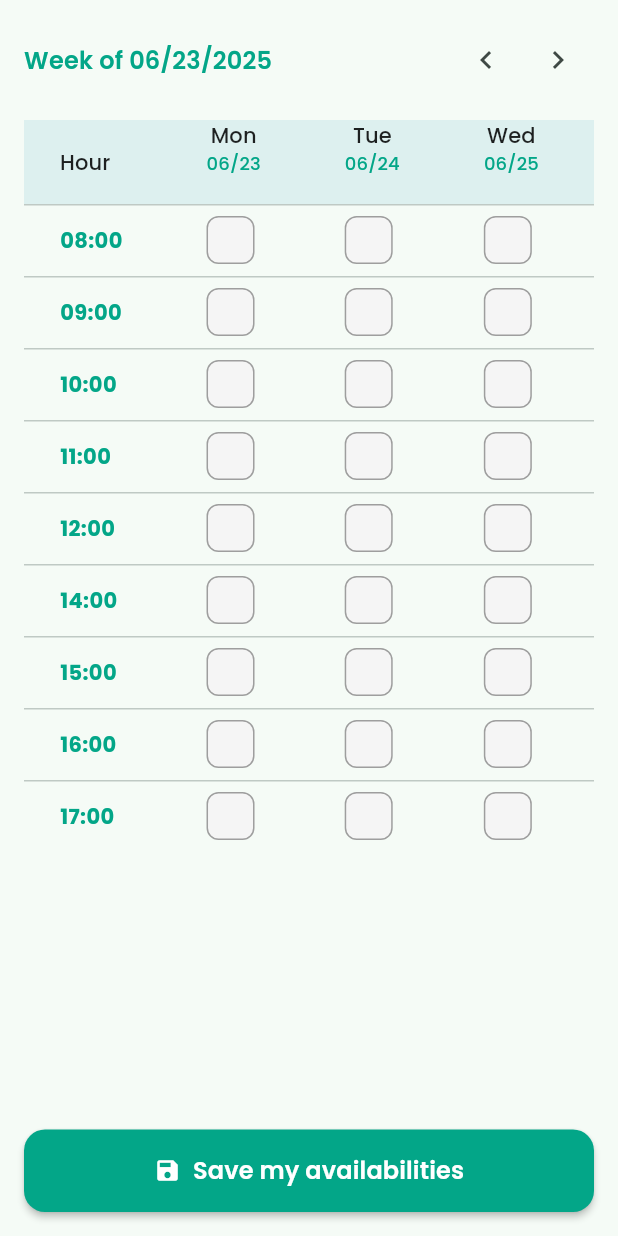
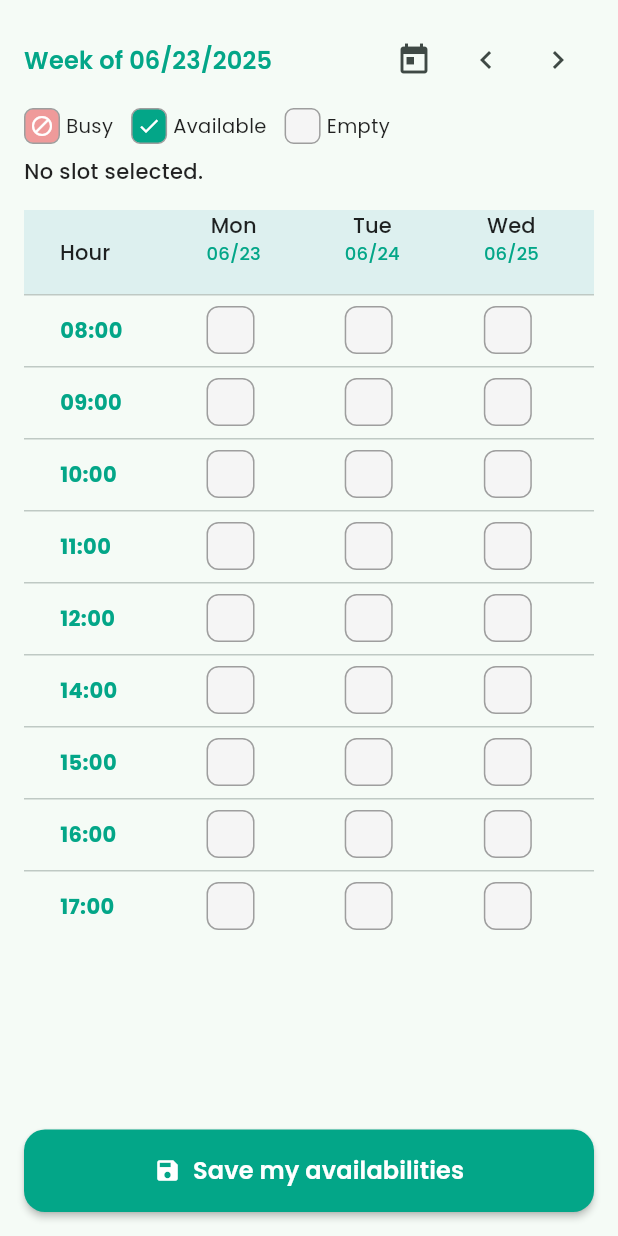
Before and after one commit to Dayende-ib/clinic-appointment-scheduler, a Flutter app: the AvailabilityScreen screen opened directly, on a phone screen of 412 x 824 dp. Run offline on Flutter 3.47's test engine with Material 3 defaults, Android fonts, the phone set to English and light mode, and no system bars; our stand-ins replace google_fonts.

Commit message:
Refactor l'écran de disponibilité pour améliorer la gestion des créneaux horaires et ajouter des fonctionnalités de résumé. Mise à jour des formats de date et ajout d'une légende pour les créneaux. Amélioration de l'interface utilisateur dans l'écran d'accueil du médecin avec un nouvel AppBar et des statistiques.

```diff
--- a/mobile/lib/screens/doctor/availability_screen.dart
+++ b/mobile/lib/screens/doctor/availability_screen.dart
@@ -1,5 +1,6 @@
 import 'package:flutter/material.dart';
 import 'package:intl/intl.dart';
+
 import '../../app_strings.dart';
 import '../../app_colors.dart';
 
@@ -11,6 +12,11 @@ class AvailabilityScreen extends StatefulWidget {
 }
 
 class _AvailabilityScreenState extends State<AvailabilityScreen> {
+  // Utiliser des formateurs de date statiques pour la performance.
+  static final _dbDateFormat = DateFormat('yyyy-MM-dd');
+  static final _displayDateFormat = DateFormat('MM/dd');
+  static final _headerDateFormat = DateFormat('MM/dd/yyyy');
+
   // Simule les créneaux disponibles et occupés pour la semaine
   // Pour la traduction, on utilise AppStrings
   // Only English
@@ -38,7 +44,7 @@ class _AvailabilityScreenState extends State<AvailabilityScreen> {
   Map<String, Set<String>> availableSlots = {};
   Map<String, Set<String>> busySlots = {
     // Exemples de créneaux déjà pris
-    DateFormat('yyyy-MM-dd').format(DateTime.now()): {'09:00', '15:00'},
+    _dbDateFormat.format(DateTime.now()): {'09:00', '15:00'},
   };
 
   DateTime selectedWeekStart = DateTime.now();
@@ -46,17 +52,22 @@ class _AvailabilityScreenState extends State<AvailabilityScreen> {
   @override
   void initState() {
     super.initState();
-    // Aligne le début de semaine sur lundi
+    _resetToCurrentWeek();
+  }
+
+  void _resetToCurrentWeek() {
+    // Aligne le début de semaine sur Lundi (weekday 1)
     selectedWeekStart = DateTime.now().subtract(
       Duration(days: DateTime.now().weekday - 1),
     );
   }
 
   void toggleSlot(DateTime day, String hour) {
-    final dateStr = DateFormat('yyyy-MM-dd').format(day);
+    final dateStr = _dbDateFormat.format(day);
     setState(() {
-      if (busySlots[dateStr]?.contains(hour) ?? false)
+      if (busySlots[dateStr]?.contains(hour) ?? false) {
         return; // Ne pas modifier les créneaux occupés
+      }
       availableSlots.putIfAbsent(dateStr, () => <String>{});
       if (availableSlots[dateStr]!.contains(hour)) {
         availableSlots[dateStr]!.remove(hour);
@@ -67,16 +78,18 @@ class _AvailabilityScreenState extends State<AvailabilityScreen> {
   }
 
   void toggleDay(DateTime day) {
-    final dateStr = DateFormat('yyyy-MM-dd').format(day);
+    final dateStr = _dbDateFormat.format(day);
     setState(() {
       availableSlots.putIfAbsent(dateStr, () => <String>{});
-      bool allSelected = timeSlots.every(
-        (hour) =>
-            (busySlots[dateStr]?.contains(hour) ?? false) ||
-            availableSlots[dateStr]!.contains(hour),
+      // Vérifie si tous les créneaux *modifiables* sont déjà sélectionnés
+      final modifiableSlots = timeSlots.where(
+        (h) => !(busySlots[dateStr]?.contains(h) ?? false),
       );
-      for (final hour in timeSlots) {
-        if (busySlots[dateStr]?.contains(hour) ?? false) continue;
+      final allSelected = modifiableSlots.every(
+        (h) => availableSlots[dateStr]!.contains(h),
+      );
+
+      for (final hour in modifiableSlots) {
         if (allSelected) {
           availableSlots[dateStr]!.remove(hour);
         } else {
@@ -88,32 +101,65 @@ class _AvailabilityScreenState extends State<AvailabilityScreen> {
 
   void toggleHour(String hour) {
     setState(() {
-      bool allSelected = true;
+      // Détermine si l'action sera de tout sélectionner ou désélectionner.
+      // Si au moins un créneau modifiable pour cette heure n'est pas sélectionné, on sélectionne tout.
+      final shouldSelectAll = List.generate(7, (i) {
+        final day = selectedWeekStart.add(Duration(days: i));
+        final dateStr = _dbDateFormat.format(day);
+        final isBusy = busySlots[dateStr]?.contains(hour) ?? false;
+        final isAvailable = availableSlots[dateStr]?.contains(hour) ?? false;
+        return !isBusy && !isAvailable;
+      }).any((e) => e);
+
       for (int i = 0; i < 7; i++) {
         final day = selectedWeekStart.add(Duration(days: i));
-        final dateStr = DateFormat('yyyy-MM-dd').format(day);
-        if (!(busySlots[dateStr]?.contains(hour) ?? false) &&
-            !(availableSlots[dateStr]?.contains(hour) ?? false)) {
-          allSelected = false;
-          break;
-        }
-      }
-      for (int i = 0; i < 7; i++) {
-        final day = selectedWeekStart.add(Duration(days: i));
-        final dateStr = DateFormat('yyyy-MM-dd').format(day);
+        final dateStr = _dbDateFormat.format(day);
         availableSlots.putIfAbsent(dateStr, () => <String>{});
         if (busySlots[dateStr]?.contains(hour) ?? false) continue;
-        if (allSelected) {
+        if (shouldSelectAll) {
+          availableSlots[dateStr]!.add(hour);
+        } else {
           availableSlots[dateStr]!.remove(hour);
-        } else {
-          availableSlots[dateStr]!.add(hour);
         }
       }
     });
   }
 
-  void saveSlots() {
-    // Here, you could send the slots to the backend
+  // Helper to get a readable summary of selected slots
+  String getSelectedSlotsSummary() {
+    int total = 0;
+    availableSlots.forEach((_, slots) => total += slots.length);
+    return total == 0 ? 'No slot selected.' : 'Selected slots: $total';
+  }
+
+  Widget _legendBox({Color? color, IconData? icon, required String label}) {
+    return Row(
+      children: [
+        Container(
+          width: 24,
+          height: 24,
+          decoration: BoxDecoration(
+            color: color,
+            border: Border.all(color: Colors.grey),
+            borderRadius: BorderRadius.circular(6),
+          ),
+          child:
+              icon != null ? Icon(icon, size: 16, color: Colors.white) : null,
+        ),
+        const SizedBox(width: 4),
+        Text(label, style: const TextStyle(fontSize: 13)),
+      ],
+    );
+  }
+
+  Future<void> saveSlots() async {
+    showDialog(
+      context: context,
+      barrierDismissible: false,
+      builder: (context) => const Center(child: CircularProgressIndicator()),
+    );
+    await Future.delayed(const Duration(seconds: 1));
+    Navigator.of(context).pop();
     ScaffoldMessenger.of(
       context,
     ).showSnackBar(SnackBar(content: Text(AppStrings.enAvailabilitiesSaved)));
@@ -131,13 +177,20 @@ class _AvailabilityScreenState extends State<AvailabilityScreen> {
               mainAxisAlignment: MainAxisAlignment.spaceBetween,
               children: [
                 Text(
-                  '${AppStrings.enWeekOf} ${DateFormat('MM/dd/yyyy').format(selectedWeekStart)}',
+                  '${AppStrings.enWeekOf} ${_headerDateFormat.format(selectedWeekStart)}',
                   style: Theme.of(
                     context,
                   ).textTheme.titleMedium?.copyWith(color: AppColors.primary),
                 ),
                 Row(
                   children: [
+                    IconButton(
+                      icon: const Icon(Icons.today),
+                      tooltip: 'Go to current week',
+                      onPressed: () {
+                        setState(_resetToCurrentWeek);
+                      },
+                    ),
                     IconButton(
                       icon: const Icon(Icons.chevron_left),
                       onPressed: () {
@@ -161,6 +214,30 @@ class _AvailabilityScreenState extends State<AvailabilityScreen> {
                   ],
                 ),
               ],
+            ),
+            const SizedBox(height: 8),
+            // Legend
+            Row(
+              children: [
+                _legendBox(
+                  color: Colors.red[200],
+                  icon: Icons.block,
+                  label: 'Busy',
+                ),
+                const SizedBox(width: 12),
+                _legendBox(
+                  color: AppColors.primary,
+                  icon: Icons.check,
+                  label: 'Available',
+                ),
+                const SizedBox(width: 12),
+                _legendBox(color: Colors.grey[100], icon: null, label: 'Empty'),
+              ],
+            ),
+            const SizedBox(height: 8),
+            Text(
+              getSelectedSlotsSummary(),
+              style: const TextStyle(fontWeight: FontWeight.w500),
             ),
             const SizedBox(height: 16),
             Expanded(
@@ -186,7 +263,7 @@ class _AvailabilityScreenState extends State<AvailabilityScreen> {
                             children: [
                               Text(weekDays[i], textAlign: TextAlign.center),
                               Text(
-                                DateFormat('MM/dd').format(day),
+                                _displayDateFormat.format(day),
                                 textAlign: TextAlign.center,
                                 style: const TextStyle(
                                   fontSize: 12,
@@ -228,46 +305,10 @@ class _AvailabilityScreenState extends State<AvailabilityScreen> {
                                   availableSlots[dateStr]?.contains(hour) ??
                                   false;
                               return DataCell(
-                                GestureDetector(
-                                  onTap:
-                                      isBusy
-                                          ? null
-                                          : () => toggleSlot(day, hour),
-                                  child: Container(
-                                    width: 32,
-                                    height: 32,
-                                    decoration: BoxDecoration(
-                                      color:
-                                          isBusy
-                                              ? Colors.red[200]
-                                              : isAvailable
-                                              ? AppColors.primary
-                                              : Colors.grey[100],
-                                      border: Border.all(
-                                        color:
-                                            isBusy
-                                                ? Colors.red
-                                                : isAvailable
-                                                ? AppColors.primary
-                                                : Colors.grey,
-                                      ),
-                                      borderRadius: BorderRadius.circular(8),
-                                    ),
-                                    child:
-                                        isBusy
-                                            ? const Icon(
-                                              Icons.block,
-                                              color: Colors.red,
-                                              size: 18,
-                                            )
-                                            : isAvailable
-                                            ? const Icon(
-                                              Icons.check,
-                                              color: Colors.white,
-                                              size: 18,
-                                            )
-                                            : null,
-                                  ),
+                                _SlotCell(
+                                  isBusy: isBusy,
+                                  isAvailable: isAvailable,
+                                  onTap: () => toggleSlot(day, hour),
                                 ),
                               );
                             }),
@@ -285,6 +326,8 @@ class _AvailabilityScreenState extends State<AvailabilityScreen> {
                 label: Text(AppStrings.enSaveAvailabilities),
                 style: ElevatedButton.styleFrom(
                   backgroundColor: AppColors.primary,
+                  foregroundColor:
+                      Colors.white, // Texte en blanc pour contraste
                 ),
                 onPressed: saveSlots,
               ),
@@ -295,3 +338,52 @@ class _AvailabilityScreenState extends State<AvailabilityScreen> {
     );
   }
 }
+
+/// Widget représentant une seule cellule de créneau horaire.
+/// Le sortir du `build` principal améliore la lisibilité et la réutilisabilité.
+class _SlotCell extends StatelessWidget {
+  final bool isBusy;
+  final bool isAvailable;
+  final VoidCallback onTap;
+
+  const _SlotCell({
+    required this.isBusy,
+    required this.isAvailable,
+    required this.onTap,
+  });
+
+  @override
+  Widget build(BuildContext context) {
+    final Color color;
+    final Color borderColor;
+    final Widget? child;
+
+    if (isBusy) {
+      color = Colors.red[200]!;
+      borderColor = Colors.red;
+      child = const Icon(Icons.block, color: Colors.red, size: 18);
+    } else if (isAvailable) {
+      color = AppColors.primary;
+      borderColor = AppColors.primary;
+      child = const Icon(Icons.check, color: Colors.white, size: 18);
+    } else {
+      color = Colors.grey[100]!;
+      borderColor = Colors.grey;
+      child = null;
+    }
+
+    return GestureDetector(
+      onTap: isBusy ? null : onTap,
+      child: Container(
+        width: 32,
+        height: 32,
+        decoration: BoxDecoration(
+          color: color,
+          border: Border.all(color: borderColor),
+          borderRadius: BorderRadius.circular(8),
+        ),
+        child: child,
+      ),
+    );
+  }
+}
--- a/mobile/lib/screens/login_screen.dart
+++ b/mobile/lib/screens/login_screen.dart
@@ -12,7 +12,7 @@ class _LoginScreenState extends State<LoginScreen> {
   final _formKey = GlobalKey<FormState>();
   final TextEditingController _emailController = TextEditingController();
   final TextEditingController _passwordController = TextEditingController();
-  bool _obscurePassword = true;
+  final bool _obscurePassword = true;
 
   @override
   void dispose() {
```
Also changed, not shown: mobile/lib/screens/doctor/doctor_appointments_screen.dart (+6 -6 lines), mobile/lib/screens/doctor/doctor_home.dart (+60 -42 lines), mobile/lib/screens/doctor/home_doctor_screen.dart (+12 -8 lines).
